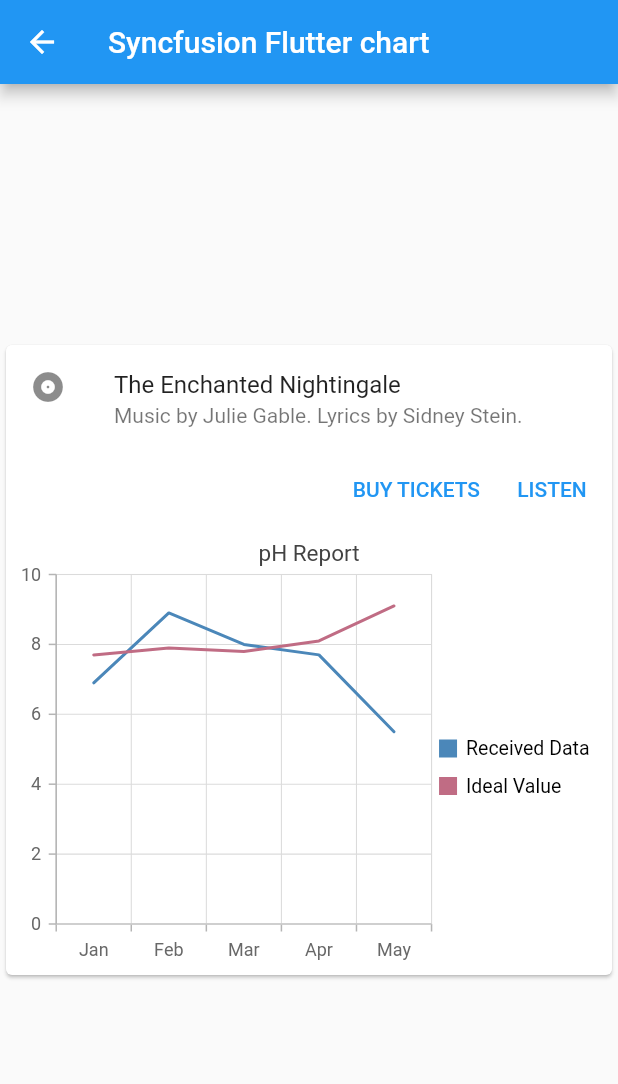
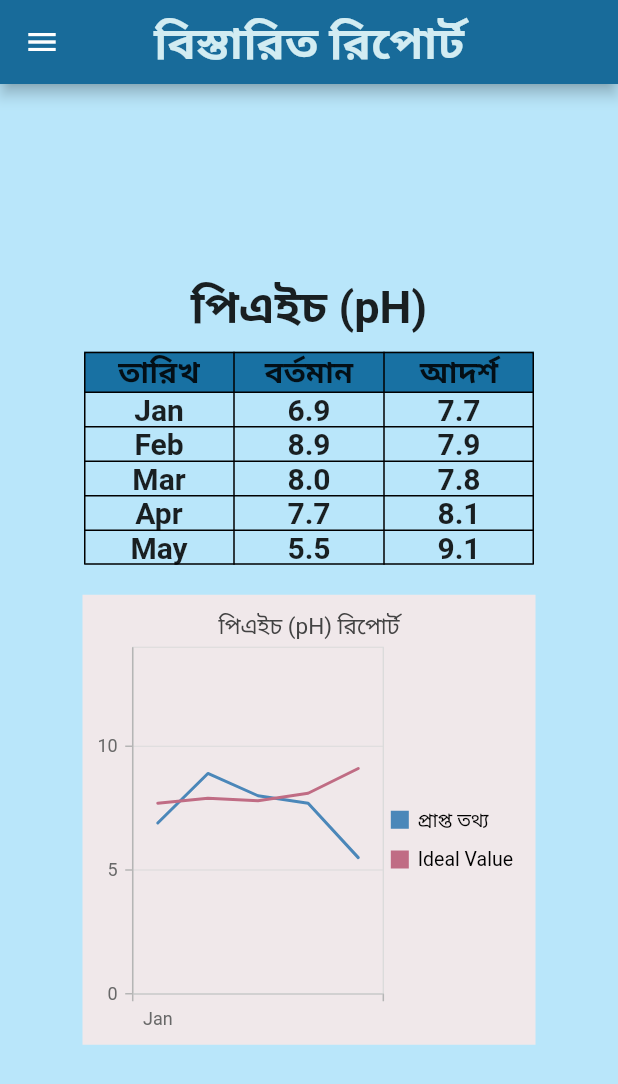
Before and after one commit to adibhossain/anchor_eye, a Flutter app: the Test screen opened by its route, on a phone screen of 412 x 824 dp. Shown: the top 1084 px of the screen. Run offline on Flutter 3.47's test engine with Material 2 defaults, Android fonts, the phone set to English and light mode, and no system bars; our stand-ins replace flutter_spinkit, sidebarx, syncfusion_flutter_charts.

Commit message:
detail water quality

```diff
--- a/lib/pages/test.dart
+++ b/lib/pages/test.dart
@@ -1,5 +1,6 @@
 import 'package:flutter/material.dart';
 import 'package:syncfusion_flutter_charts/charts.dart';
+import 'navbar.dart';
 
 class Test extends StatefulWidget {
   @override
@@ -21,41 +22,138 @@ class _TestState extends State<Test> {
     _SalesData('Apr', 8.1),
     _SalesData('May', 9.1)
   ];
+  final GlobalKey<ScaffoldState> _scaffoldKey = GlobalKey<ScaffoldState>(); //this
   @override
   Widget build(BuildContext context) {
     return Scaffold(
-        appBar: AppBar(
-          title: const Text('Syncfusion Flutter chart'),
+        backgroundColor: Color(0xFFB9E6FA),
+      appBar: AppBar( //this
+        backgroundColor: Color(0xFF186B9A),
+        centerTitle: true,
+        title: Text(
+          'বিস্তারিত রিপোর্ট',
+          style: TextStyle(
+            fontSize: 30.0,
+            color: Color(0xFFD2ECF2),
+            fontWeight: FontWeight.bold,
           ),
-        body: Center(
-    child: Card(
-    child: Column(
-      mainAxisSize: MainAxisSize.min,
+        ),
+      ),
+      key: _scaffoldKey, //this
+      drawer: NavBar(),
+        body: Column(
+          mainAxisAlignment: MainAxisAlignment.center,
           children: <Widget>[
-        const ListTile(
-          leading: Icon(Icons.album),
-          title: Text('The Enchanted Nightingale'),
-          subtitle: Text('Music by Julie Gable. Lyrics by Sidney Stein.'),
+            Text(
+              'পিএইচ (pH)',
+              style: TextStyle(
+                fontSize: 30.0,
+                fontWeight: FontWeight.bold,
               ),
-        Row(
-          mainAxisAlignment: MainAxisAlignment.end,
+            ),
+            SizedBox(height: 10.0),
+            Table(
+              border: TableBorder.all(),
+              columnWidths: const <int, TableColumnWidth>{
+                0: FixedColumnWidth(100),
+                1: FixedColumnWidth(100),
+                2: FixedColumnWidth(100),
+              },
+              defaultVerticalAlignment: TableCellVerticalAlignment.middle,
+              children: <TableRow>[
+                TableRow(
+                  decoration: const BoxDecoration(
+                    color: Color(0xFF1871A3),
+                  ),
                   children: <Widget>[
-            TextButton(
-              child: const Text('BUY TICKETS'),
-              onPressed: () {/* ... */},
+                    Container(
+                      //height: 32,
+                      child: Center(child:Text(
+                        'তারিখ',
+                        style: TextStyle(
+                          fontSize: 20.0,
+                          //color: Color(0xFFD2ECF2),
+                          fontWeight: FontWeight.bold,
                         ),
-            const SizedBox(width: 8),
-            TextButton(
-              child: const Text('LISTEN'),
-              onPressed: () {/* ... */},
+                      )),
                     ),
-            const SizedBox(width: 8),
+                    Container(
+                      //height: 32,
+                      child: Center(child:Text(
+                        'বর্তমান',
+                        style: TextStyle(
+                          fontSize: 20.0,
+                          //color: Color(0xFFD2ECF2),
+                          fontWeight: FontWeight.bold,
+                        ),
+                      )),
+                    ),
+                    Container(
+                      //height: 32,
+                      child: Center(child:Text(
+                        'আদর্শ',
+                        style: TextStyle(
+                          fontSize: 20.0,
+                          //color: Color(0xFFD2ECF2),
+                          fontWeight: FontWeight.bold,
+                        ),
+                      )),
+                    ),
                   ],
+                )]+
+                data.map((datax){
+                  return TableRow(
+                    children: <Widget>[
+                      Container(
+                        //height: 32,
+                        child: Center(child:Text(
+                          datax.year.toString(),
+                          style: TextStyle(
+                            fontSize: 20.0,
+                            //color: Color(0xFFD2ECF2),
+                            fontWeight: FontWeight.bold,
                           ),
-        SfCartesianChart(
+                        )),
+                      ),
+                      Container(
+                        //height: 32,
+                        child: Center(child:Text(
+                          datax.sales.toString(),
+                          style: TextStyle(
+                            fontSize: 20.0,
+                            //color: Color(0xFFD2ECF2),
+                            fontWeight: FontWeight.bold,
+                          ),
+                        )),
+                      ),
+                      Container(
+                        //height: 32,
+                        child: Center(child:Text(
+                          ideal[data.indexOf(datax)].sales.toString(),
+                          style: TextStyle(
+                            fontSize: 20.0,
+                            //color: Color(0xFFD2ECF2),
+                            fontWeight: FontWeight.bold,
+                          ),
+                        )),
+                      ),
+                    ],
+                  );
+                }).toList(),
+            ),
+            SizedBox(height: 20.0),
+            Container(
+              //margin: EdgeInsets.symmetric(vertical: 0,horizontal: 60),
+              padding: EdgeInsets.symmetric(vertical: 0,horizontal: 55),
+              child: SfCartesianChart(
+                  backgroundColor: Color(0xFFF0E8EA),
                   primaryXAxis: CategoryAxis(),
+                  primaryYAxis: NumericAxis(
+                    maximum: 14.0,
+                    minimum: 0.0,
+                  ),
                   // Chart title
-            title: ChartTitle(text: 'pH Report'),
+                  title: ChartTitle(text: 'পিএইচ (pH) রিপোর্ট'),
                   // Enable legend
                   legend: Legend(isVisible: true),
                   // Enable tooltip
@@ -65,7 +163,7 @@ class _TestState extends State<Test> {
                         dataSource: data,
                         xValueMapper: (_SalesData sales, _) => sales.year,
                         yValueMapper: (_SalesData sales, _) => sales.sales,
-                  name: 'Received Data',
+                        name: 'প্রাপ্ত তথ্য',
                         // Enable data label
                         dataLabelSettings: DataLabelSettings(isVisible: false)),
                     LineSeries<_SalesData, String>(
@@ -76,10 +174,9 @@ class _TestState extends State<Test> {
                         // Enable data label
                         dataLabelSettings: DataLabelSettings(isVisible: false)),
                   ]),
+            ),
           ],
         ),
-    ),
-    )
     );
   }
 }
```
Lines whose indentation alone changed are shown as unchanged.
